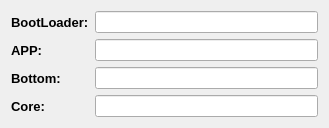
The window that device/version_dialog.ui (su0814/qt_spc100) describes before a commit, drawn with Qt 5.
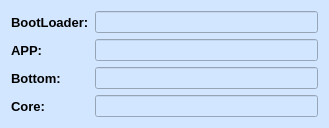
The same window after the commit.

Diff of the .ui file:
```diff
--- a/device/version_dialog.ui
+++ b/device/version_dialog.ui
@@ -13,6 +13,9 @@
   <property name="windowTitle">
    <string>设备版本</string>
   </property>
+  <property name="styleSheet">
+   <string notr="true">background-color: rgba(210, 230, 255, 255);</string>
+  </property>
   <layout class="QGridLayout" name="gridLayout">
    <item row="0" column="0" colspan="2">
     <widget class="QLabel" name="label">
```
